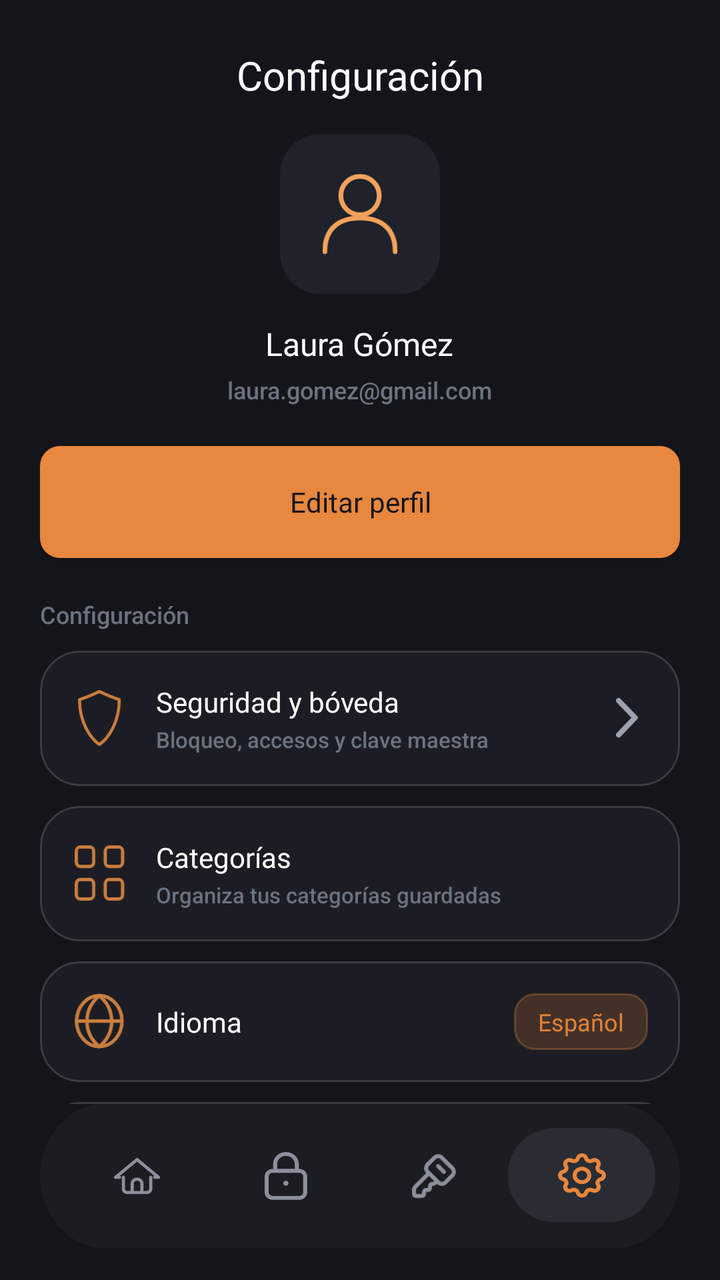
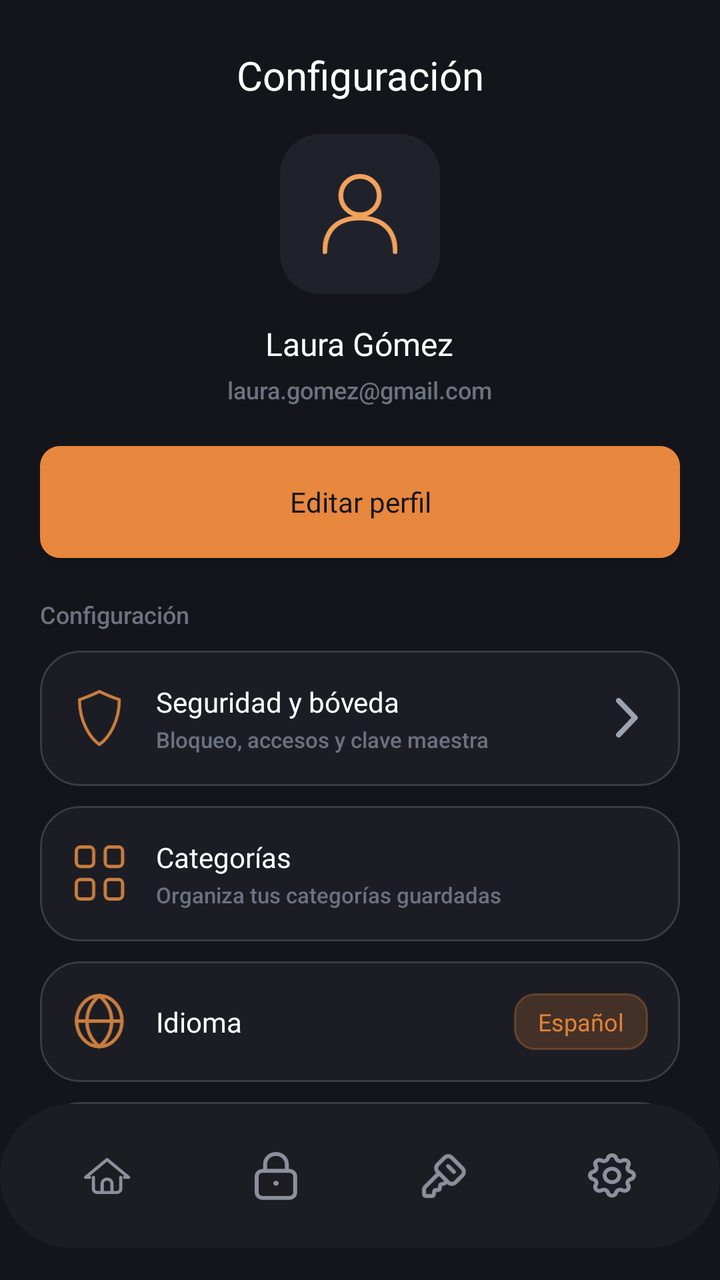

Screens rendered from an Android XML layout before and after an edit, with the pre-edit source and the edit as a unified diff.
<!-- AndroidManifest.xml: application theme Theme.MyApplication -->
<!-- res/layout/activity_settings.xml -->
<?xml version="1.0" encoding="utf-8"?>
<androidx.constraintlayout.widget.ConstraintLayout xmlns:android="http://schemas.android.com/apk/res/android"
    xmlns:app="http://schemas.android.com/apk/res-auto"
    xmlns:tools="http://schemas.android.com/tools"
    android:id="@+id/main"
    android:layout_width="match_parent"
    android:layout_height="match_parent"
    android:background="@color/bg_main"
    tools:context=".SettingsActivity">

    
    <TextView
        android:id="@+id/tvSettingsTitle"
        android:layout_width="wrap_content"
        android:layout_height="wrap_content"
        android:layout_marginTop="24dp"
        android:fontFamily="@font/inter_bold"
        android:text="Configuración"
        android:textColor="@color/text_primary"
        android:textSize="20sp"
        app:layout_constraintEnd_toEndOf="parent"
        app:layout_constraintStart_toStartOf="parent"
        app:layout_constraintTop_toTopOf="parent" />

    
    <ScrollView
        android:layout_width="0dp"
        android:layout_height="0dp"
        android:layout_marginTop="16dp"
        android:clipToPadding="false"
        android:paddingHorizontal="20dp"
        android:scrollbars="none"
        app:layout_constraintBottom_toTopOf="@id/bottomNavContainer"
        app:layout_constraintEnd_toEndOf="parent"
        app:layout_constraintStart_toStartOf="parent"
        app:layout_constraintTop_toBottomOf="@id/tvSettingsTitle">

        
        <LinearLayout
            android:layout_width="match_parent"
            android:layout_height="wrap_content"
            android:orientation="vertical"
            android:paddingBottom="200dp">

            
            <com.google.android.material.card.MaterialCardView
                android:id="@+id/cardAvatar"
                android:layout_width="80dp"
                android:layout_height="80dp"
                android:layout_gravity="center_horizontal"
                app:cardBackgroundColor="#1F222B"
                app:cardCornerRadius="20dp"
                app:cardElevation="0dp"
                app:strokeWidth="0dp">

                <ImageView
                    android:layout_width="40dp"
                    android:layout_height="40dp"
                    android:layout_gravity="center"
                    android:contentDescription="Usuario"
                    android:src="@drawable/group" />
            </com.google.android.material.card.MaterialCardView>

            <TextView
                android:id="@+id/tvUserName"
                android:layout_width="wrap_content"
                android:layout_height="wrap_content"
                android:layout_gravity="center_horizontal"
                android:layout_marginTop="14dp"
                android:fontFamily="@font/inter_bold"
                android:text="Laura Gómez"
                android:textColor="@color/text_primary"
                android:textSize="16sp" />

            <TextView
                android:id="@+id/tvUserEmail"
                android:layout_width="wrap_content"
                android:layout_height="wrap_content"
                android:layout_gravity="center_horizontal"
                android:layout_marginTop="4dp"
                android:fontFamily="sans-serif-medium"
                android:text="laura.gomez@gmail.com"
                android:textColor="@color/text_muted"
                android:textSize="12sp" />

            
            <androidx.appcompat.widget.AppCompatButton
                android:id="@+id/btnEditProfile"
                android:layout_width="match_parent"
                android:layout_height="56dp"
                android:layout_marginTop="20dp"
                android:background="@drawable/bg_primary_button"
                android:fontFamily="@font/inter_bold"
                android:text="Editar perfil"
                android:textAllCaps="false"
                android:textColor="@color/bg_main"
                android:textSize="14sp"
                app:backgroundTint="@null" />

            <TextView
                android:id="@+id/tvConfigLabel"
                android:layout_width="wrap_content"
                android:layout_height="wrap_content"
                android:layout_marginTop="20dp"
                android:fontFamily="sans-serif-medium"
                android:text="Configuración"
                android:textColor="@color/text_muted"
                android:textSize="12sp" />

            
            <com.google.android.material.card.MaterialCardView
                android:id="@+id/cardSecurity"
                android:layout_width="match_parent"
                android:layout_height="wrap_content"
                android:layout_marginTop="10dp"
                app:cardBackgroundColor="@color/bg_option_card"
                app:cardCornerRadius="20dp"
                app:cardElevation="0dp"
                app:strokeColor="@color/border_option_card"
                app:strokeWidth="1dp">

                <LinearLayout
                    android:layout_width="match_parent"
                    android:layout_height="wrap_content"
                    android:gravity="center_vertical"
                    android:orientation="horizontal"
                    android:padding="16dp">

                    <ImageView
                        android:layout_width="28dp"
                        android:layout_height="28dp"
                        android:src="@drawable/ic_settings_shield" />

                    <LinearLayout
                        android:layout_width="0dp"
                        android:layout_height="wrap_content"
                        android:layout_marginStart="14dp"
                        android:layout_weight="1"
                        android:orientation="vertical">

                        <TextView
                            android:layout_width="wrap_content"
                            android:layout_height="wrap_content"
                            android:fontFamily="@font/inter_bold"
                            android:text="Seguridad y bóveda"
                            android:textColor="@color/text_primary"
                            android:textSize="14sp" />

                        <TextView
                            android:layout_width="wrap_content"
                            android:layout_height="wrap_content"
                            android:layout_marginTop="2dp"
                            android:fontFamily="sans-serif-medium"
                            android:text="Bloqueo, accesos y clave maestra"
                            android:textColor="@color/text_muted"
                            android:textSize="11sp" />
                    </LinearLayout>

                    <ImageView
                        android:layout_width="20dp"
                        android:layout_height="20dp"
                        android:src="@drawable/ic_security_chevron" />
                </LinearLayout>
            </com.google.android.material.card.MaterialCardView>

            
            <com.google.android.material.card.MaterialCardView
                android:id="@+id/cardCategories"
                android:layout_width="match_parent"
                android:layout_height="wrap_content"
                android:layout_marginTop="10dp"
                app:cardBackgroundColor="@color/bg_option_card"
                app:cardCornerRadius="20dp"
                app:cardElevation="0dp"
                app:strokeColor="@color/border_option_card"
                app:strokeWidth="1dp">

                <LinearLayout
                    android:layout_width="match_parent"
                    android:layout_height="wrap_content"
                    android:gravity="center_vertical"
                    android:orientation="horizontal"
                    android:padding="16dp">

                    <ImageView
                        android:layout_width="28dp"
                        android:layout_height="28dp"
                        android:src="@drawable/ic_settings_categories" />

                    <LinearLayout
                        android:layout_width="0dp"
                        android:layout_height="wrap_content"
                        android:layout_marginStart="14dp"
                        android:layout_weight="1"
                        android:orientation="vertical">

                        <TextView
                            android:layout_width="wrap_content"
                            android:layout_height="wrap_content"
                            android:fontFamily="@font/inter_bold"
                            android:text="Categorías"
                            android:textColor="@color/text_primary"
                            android:textSize="14sp" />

                        <TextView
                            android:layout_width="wrap_content"
                            android:layout_height="wrap_content"
                            android:layout_marginTop="2dp"
                            android:fontFamily="sans-serif-medium"
                            android:text="Organiza tus categorías guardadas"
                            android:textColor="@color/text_muted"
                            android:textSize="11sp" />
                    </LinearLayout>
                </LinearLayout>
            </com.google.android.material.card.MaterialCardView>

            
            <com.google.android.material.card.MaterialCardView
                android:id="@+id/cardLanguage"
                android:layout_width="match_parent"
                android:layout_height="wrap_content"
                android:layout_marginTop="10dp"
                app:cardBackgroundColor="@color/bg_option_card"
                app:cardCornerRadius="20dp"
                app:cardElevation="0dp"
                app:strokeColor="@color/border_option_card"
                app:strokeWidth="1dp">

                <LinearLayout
                    android:layout_width="match_parent"
                    android:layout_height="wrap_content"
                    android:gravity="center_vertical"
                    android:orientation="horizontal"
                    android:padding="16dp">

                    <ImageView
                        android:layout_width="28dp"
                        android:layout_height="28dp"
                        android:src="@drawable/ic_settings_language" />

                    <LinearLayout
                        android:layout_width="0dp"
                        android:layout_height="wrap_content"
                        android:layout_marginStart="14dp"
                        android:layout_weight="1"
                        android:orientation="vertical">

                        <TextView
                            android:layout_width="wrap_content"
                            android:layout_height="wrap_content"
                            android:fontFamily="@font/inter_bold"
                            android:text="Idioma"
                            android:textColor="@color/text_primary"
                            android:textSize="14sp" />

                    </LinearLayout>

                    <TextView
                        android:id="@+id/tvLanguageValue"
                        android:layout_width="wrap_content"
                        android:layout_height="wrap_content"
                        android:background="@drawable/bg_chip_orange"
                        android:fontFamily="@font/inter_bold"
                        android:paddingHorizontal="12dp"
                        android:paddingVertical="6dp"
                        android:text="Español"
                        android:textColor="@color/orange_primary"
                        android:textSize="12sp" />
                </LinearLayout>
            </com.google.android.material.card.MaterialCardView>

            
            <com.google.android.material.card.MaterialCardView
                android:id="@+id/cardTheme"
                android:layout_width="match_parent"
                android:layout_height="wrap_content"
                android:layout_marginTop="10dp"
                app:cardBackgroundColor="@color/bg_option_card"
                app:cardCornerRadius="20dp"
                app:cardElevation="0dp"
                app:strokeColor="@color/border_option_card"
                app:strokeWidth="1dp">

                <LinearLayout
                    android:layout_width="match_parent"
                    android:layout_height="wrap_content"
                    android:gravity="center_vertical"
                    android:orientation="horizontal"
                    android:padding="16dp">

                    <ImageView
                        android:layout_width="28dp"
                        android:layout_height="28dp"
                        android:src="@drawable/ic_settings_moon" />

                    <LinearLayout
                        android:layout_width="0dp"
                        android:layout_height="wrap_content"
                        android:layout_marginStart="14dp"
                        android:layout_weight="1"
                        android:orientation="vertical">

                        <TextView
                            android:layout_width="wrap_content"
                            android:layout_height="wrap_content"
                            android:fontFamily="@font/inter_bold"
                            android:text="Tema oscuro"
                            android:textColor="@color/text_primary"
                            android:textSize="14sp" />

                        <TextView
                            android:layout_width="wrap_content"
                            android:layout_height="wrap_content"
                            android:layout_marginTop="2dp"
                            android:fontFamily="sans-serif-medium"
                            android:text="Activado en todo momento"
                            android:textColor="@color/text_muted"
                            android:textSize="11sp" />
                    </LinearLayout>

                    <androidx.appcompat.widget.SwitchCompat
                        android:id="@+id/switchTheme"
                        android:layout_width="wrap_content"
                        android:layout_height="wrap_content"
                        android:checked="true"
                        android:thumb="@drawable/switch_thumb"
                        app:thumbTint="@null"
                        app:track="@drawable/switch_track"
                        app:trackTint="@null" />
                </LinearLayout>
            </com.google.android.material.card.MaterialCardView>

            
            <com.google.android.material.card.MaterialCardView
                android:id="@+id/cardNotifications"
                android:layout_width="match_parent"
                android:layout_height="wrap_content"
                android:layout_marginTop="10dp"
                app:cardBackgroundColor="@color/bg_option_card"
                app:cardCornerRadius="20dp"
                app:cardElevation="0dp"
                app:strokeColor="@color/border_option_card"
                app:strokeWidth="1dp">

                <LinearLayout
                    android:layout_width="match_parent"
                    android:layout_height="wrap_content"
                    android:gravity="center_vertical"
                    android:orientation="horizontal"
                    android:padding="16dp">

                    <ImageView
                        android:layout_width="28dp"
                        android:layout_height="28dp"
                        android:src="@drawable/ic_settings_bell" />

                    <LinearLayout
                        android:layout_width="0dp"
                        android:layout_height="wrap_content"
                        android:layout_marginStart="14dp"
                        android:layout_weight="1"
                        android:orientation="vertical">

                        <TextView
                            android:layout_width="wrap_content"
                            android:layout_height="wrap_content"
                            android:fontFamily="@font/inter_bold"
                            android:text="Notificaciones"
                            android:textColor="@color/text_primary"
                            android:textSize="14sp" />

                        <TextView
                            android:layout_width="wrap_content"
                            android:layout_height="wrap_content"
                            android:layout_marginTop="2dp"
                            android:fontFamily="sans-serif-medium"
                            android:text="Alertas de actividad y accesos"
                            android:textColor="@color/text_muted"
                            android:textSize="11sp" />
                    </LinearLayout>

                    <androidx.appcompat.widget.SwitchCompat
                        android:id="@+id/switchNotifications"
                        android:layout_width="wrap_content"
                        android:layout_height="wrap_content"
                        android:checked="false"
                        android:thumb="@drawable/switch_thumb"
                        app:thumbTint="@null"
                        app:track="@drawable/switch_track"
                        app:trackTint="@null" />
                </LinearLayout>
            </com.google.android.material.card.MaterialCardView>

            
            <com.google.android.material.card.MaterialCardView
                android:id="@+id/btnLogout"
                android:layout_width="match_parent"
                android:layout_height="56dp"
                android:layout_marginTop="24dp"
                app:cardBackgroundColor="@color/bg_option_card"
                app:cardCornerRadius="28dp"
                app:cardElevation="0dp"
                app:strokeColor="@color/border_option_card"
                app:strokeWidth="1dp">

                <TextView
                    android:layout_width="match_parent"
                    android:layout_height="match_parent"
                    android:fontFamily="@font/inter_bold"
                    android:gravity="center"
                    android:text="Cerrar sesión"
                    android:textColor="@color/history_red"
                    android:textSize="14sp" />
            </com.google.android.material.card.MaterialCardView>

            <TextView
                android:id="@+id/tvVersion"
                android:layout_width="wrap_content"
                android:layout_height="wrap_content"
                android:layout_gravity="center_horizontal"
                android:layout_marginTop="12dp"
                android:fontFamily="sans-serif-medium"
                android:text="IronVault • versión 2.4.1"
                android:textColor="@color/text_muted"
                android:textSize="11sp" />

            <TextView
                android:layout_width="wrap_content"
                android:layout_height="wrap_content"
                android:layout_marginTop="2dp"
                android:fontFamily="sans-serif-medium"
                android:text="Idioma de la aplicación"
                android:textColor="@color/text_muted"
                android:textSize="11sp" />

        </LinearLayout>
    </ScrollView>

    
    <LinearLayout
        android:id="@+id/bottomNavContainer"
        android:layout_width="0dp"
        android:layout_height="72dp"
        android:layout_marginHorizontal="20dp"
        android:layout_marginBottom="16dp"
        android:background="@drawable/bg_bottom_nav"
        android:elevation="8dp"
        android:gravity="center_vertical"
        android:orientation="horizontal"
        android:paddingHorizontal="12dp"
        app:layout_constraintBottom_toBottomOf="parent"
        app:layout_constraintEnd_toEndOf="parent"
        app:layout_constraintStart_toStartOf="parent">

        
        <LinearLayout
            android:id="@+id/btnNavHome"
            android:layout_width="0dp"
            android:layout_height="48dp"
            android:layout_weight="1"
            android:clickable="true"
            android:focusable="true"
            android:gravity="center"
            android:orientation="horizontal">

            <ImageView
                android:layout_width="24dp"
                android:layout_height="24dp"
                android:src="@drawable/ic_home"
                app:tint="#8C909C" />
        </LinearLayout>

        
        <LinearLayout
            android:id="@+id/btnNavLock"
            android:layout_width="0dp"
            android:layout_height="48dp"
            android:layout_weight="1"
            android:clickable="true"
            android:focusable="true"
            android:gravity="center"
            android:orientation="horizontal">

            <ImageView
                android:layout_width="24dp"
                android:layout_height="24dp"
                android:src="@drawable/ic_lock"
                app:tint="#8C909C" />
        </LinearLayout>

        
        <LinearLayout
            android:id="@+id/btnNavKey"
            android:layout_width="0dp"
            android:layout_height="48dp"
            android:layout_weight="1"
            android:clickable="true"
            android:focusable="true"
            android:gravity="center"
            android:orientation="horizontal">

            <ImageView
                android:layout_width="24dp"
                android:layout_height="24dp"
                android:src="@drawable/ic_key"
                app:tint="#8C909C" />
        </LinearLayout>

        
        <LinearLayout
            android:id="@+id/btnNavSettings"
            android:layout_width="0dp"
            android:layout_height="48dp"
            android:layout_weight="1"
            android:background="@drawable/bg_nav_pill_active"
            android:gravity="center"
            android:orientation="horizontal">

            <ImageView
                android:layout_width="24dp"
                android:layout_height="24dp"
                android:src="@drawable/ic_settings"
                app:tint="#E8873E" />
        </LinearLayout>
    </LinearLayout>

</androidx.constraintlayout.widget.ConstraintLayout>
<!-- resources referenced by this layout -->
<resources>
  <color name="bg_main">#14151A</color>
  <color name="bg_option_card">#1C1D24</color>
  <color name="border_option_card">#3A3C44</color>
  <color name="history_red">#E55353</color>
  <color name="orange_primary">#E08238</color>
  <color name="text_muted">#6B7280</color>
  <color name="text_primary">#FFFFFF</color>
  <!-- drawable bg_bottom_nav (drawable) -->
  <vector xmlns:android="http://schemas.android.com/apk/res/android"
      android:width="372dp"
      android:height="75dp"
      android:viewportWidth="372"
      android:viewportHeight="75">
    <path
        android:pathData="M334.58,0H37.42C16.75,0 0,16.79 0,37.5C0,58.21 16.75,75 37.42,75H334.58C355.25,75 372,58.21 372,37.5C372,16.79 355.25,0 334.58,0Z"
        android:fillColor="#1C1D23"/>
  </vector>
  <!-- drawable bg_chip_orange (drawable) -->
  <?xml version="1.0" encoding="utf-8"?>
  <shape xmlns:android="http://schemas.android.com/apk/res/android"
      android:shape="rectangle">
      <solid android:color="#33E08238" />
      <stroke
          android:width="1dp"
          android:color="#4DE08238" />
      <corners android:radius="10dp" />
  </shape>
  <!-- drawable bg_nav_pill_active (drawable) -->
  <vector xmlns:android="http://schemas.android.com/apk/res/android"
      android:width="71dp"
      android:height="45dp"
      android:viewportWidth="71"
      android:viewportHeight="45">
    <path
        android:pathData="M47.816,0H22.713C10.169,0 0,9.403 0,21.001V23.212C0,34.811 10.169,44.213 22.713,44.213H47.816C60.36,44.213 70.529,34.811 70.529,23.212V21.001C70.529,9.403 60.36,0 47.816,0Z"
        android:fillColor="#292D33"/>
  </vector>
  <!-- drawable bg_primary_button (drawable) -->
  <?xml version="1.0" encoding="utf-8"?>
  <shape xmlns:android="http://schemas.android.com/apk/res/android"
      android:shape="rectangle">
      <corners android:radius="10dp" />
      <solid android:color="#E8873E" />
  </shape>
  <!-- drawable ic_security_chevron (drawable) -->
  <vector xmlns:android="http://schemas.android.com/apk/res/android"
      android:width="9dp"
      android:height="15dp"
      android:viewportWidth="9"
      android:viewportHeight="15">
    <path
        android:pathData="M1,1L7.154,7.398L1,13.796"
        android:strokeLineJoin="round"
        android:strokeWidth="2"
        android:fillColor="#00000000"
        android:strokeColor="#9CA3AF"
        android:strokeLineCap="round"/>
  </vector>
  <!-- drawable ic_settings_shield (drawable) -->
  <vector xmlns:android="http://schemas.android.com/apk/res/android"
      android:width="26dp"
      android:height="33dp"
      android:viewportWidth="26"
      android:viewportHeight="33">
    <path
        android:pathData="M12.633,0.9C16.9,2.9 20.811,4.5 24.367,5.7C24.367,18.9 17.967,28.5 12.633,32.1C7.3,28.5 0.9,18.9 0.9,5.7C4.455,4.5 8.367,2.9 12.633,0.9Z"
        android:strokeLineJoin="round"
        android:strokeWidth="1.8"
        android:fillColor="#00000000"
        android:strokeColor="#C97D3E"
        android:strokeLineCap="round"/>
  </vector>
  <!-- drawable switch_thumb (drawable) -->
  <?xml version="1.0" encoding="utf-8"?>
  <shape xmlns:android="http://schemas.android.com/apk/res/android"
      android:shape="oval">
      <solid android:color="#FFFFFF" />
      <size android:width="26dp" android:height="26dp" />
      <stroke
          android:width="2dp"
          android:color="@android:color/transparent" />
  </shape>
  <style name="Theme.MyApplication" parent="Base.Theme.MyApplication" />
  <color name="bg_icon_box">#2A2C34</color>
  <style name="Base.Theme.MyApplication" parent="Theme.Material3.DayNight.NoActionBar">
          <item name="android:windowBackground">#000000</item>
      </style>
  <!-- unchanged entries left out for length: 10 -->
</resources>

<!-- the commit's change to res/layout/activity_settings.xml (unified diff, before → after) -->
@@ -437,91 +437,106 @@
     </ScrollView>
 
     
-    <LinearLayout
+    <include
         android:id="@+id/bottomNavContainer"
+        layout="@layout/layout_bottom_nav"
         android:layout_width="0dp"
         android:layout_height="72dp"
-        android:layout_marginHorizontal="20dp"
         android:layout_marginBottom="16dp"
-        android:background="@drawable/bg_bottom_nav"
-        android:elevation="8dp"
-        android:gravity="center_vertical"
-        android:orientation="horizontal"
-        android:paddingHorizontal="12dp"
         app:layout_constraintBottom_toBottomOf="parent"
         app:layout_constraintEnd_toEndOf="parent"
-        app:layout_constraintStart_toStartOf="parent">
-
-        
-        <LinearLayout
-            android:id="@+id/btnNavHome"
-            android:layout_width="0dp"
-            android:layout_height="48dp"
-            android:layout_weight="1"
-            android:clickable="true"
-            android:focusable="true"
-            android:gravity="center"
-            android:orientation="horizontal">
-
-            <ImageView
-                android:layout_width="24dp"
-                android:layout_height="24dp"
-                android:src="@drawable/ic_home"
-                app:tint="#8C909C" />
-        </LinearLayout>
-
-        
-        <LinearLayout
-            android:id="@+id/btnNavLock"
-            android:layout_width="0dp"
-            android:layout_height="48dp"
-            android:layout_weight="1"
-            android:clickable="true"
-            android:focusable="true"
-            android:gravity="center"
-            android:orientation="horizontal">
-
-            <ImageView
-                android:layout_width="24dp"
-                android:layout_height="24dp"
-                android:src="@drawable/ic_lock"
-                app:tint="#8C909C" />
-        </LinearLayout>
-
-        
-        <LinearLayout
-            android:id="@+id/btnNavKey"
-            android:layout_width="0dp"
-            android:layout_height="48dp"
-            android:layout_weight="1"
-            android:clickable="true"
-            android:focusable="true"
-            android:gravity="center"
-            android:orientation="horizontal">
-
-            <ImageView
-                android:layout_width="24dp"
-                android:layout_height="24dp"
-                android:src="@drawable/ic_key"
-                app:tint="#8C909C" />
-        </LinearLayout>
-
-        
-        <LinearLayout
-            android:id="@+id/btnNavSettings"
-            android:layout_width="0dp"
-            android:layout_height="48dp"
-            android:layout_weight="1"
-            android:background="@drawable/bg_nav_pill_active"
-            android:gravity="center"
-            android:orientation="horizontal">
-
-            <ImageView
-                android:layout_width="24dp"
-                android:layout_height="24dp"
-                android:src="@drawable/ic_settings"
-                app:tint="#E8873E" />
-        </LinearLayout>
+        app:layout_constraintStart_toStartOf="parent" />
+
+</androidx.constraintlayout.widget.ConstraintLayout>
+<!-- res/layout/layout_bottom_nav.xml (included above) -->
+<?xml version="1.0" encoding="utf-8"?>
+<LinearLayout xmlns:android="http://schemas.android.com/apk/res/android"
+    xmlns:app="http://schemas.android.com/apk/res-auto"
+    android:id="@+id/bottomNavContainer"
+    android:layout_width="match_parent"
+    android:layout_height="72dp"
+    android:layout_marginHorizontal="24dp"
+    android:layout_marginBottom="16dp"
+    android:background="@drawable/bg_bottom_nav"
+    android:elevation="8dp"
+    android:gravity="center_vertical"
+    android:orientation="horizontal"
+    android:paddingHorizontal="12dp">
+
+    
+    <LinearLayout
+        android:id="@+id/btnNavHome"
+        android:layout_width="0dp"
+        android:layout_height="48dp"
+        android:layout_weight="1"
+        android:clickable="true"
+        android:focusable="true"
+        android:gravity="center"
+        android:orientation="horizontal">
+
+        <ImageView
+            android:id="@+id/ivNavHome"
+            android:layout_width="24dp"
+            android:layout_height="24dp"
+            android:src="@drawable/ic_home"
+            app:tint="#8C909C" />
     </LinearLayout>
 
-</androidx.constraintlayout.widget.ConstraintLayout>
+    
+    <LinearLayout
+        android:id="@+id/btnNavLock"
+        android:layout_width="0dp"
+        android:layout_height="48dp"
+        android:layout_weight="1"
+        android:clickable="true"
+        android:focusable="true"
+        android:gravity="center"
+        android:orientation="horizontal">
+
+        <ImageView
+            android:id="@+id/ivNavLock"
+            android:layout_width="24dp"
+            android:layout_height="24dp"
+            android:src="@drawable/ic_lock"
+            app:tint="#8C909C" />
+    </LinearLayout>
+
+    
+    <LinearLayout
+        android:id="@+id/btnNavKey"
+        android:layout_width="0dp"
+        android:layout_height="48dp"
+        android:layout_weight="1"
+        android:clickable="true"
+        android:focusable="true"
+        android:gravity="center"
+        android:orientation="horizontal">
+
+        <ImageView
+            android:id="@+id/ivNavKey"
+            android:layout_width="24dp"
+            android:layout_height="24dp"
+            android:src="@drawable/ic_key"
+            app:tint="#8C909C" />
+    </LinearLayout>
+
+    
+    <LinearLayout
+        android:id="@+id/btnNavSettings"
+        android:layout_width="0dp"
+        android:layout_height="48dp"
+        android:layout_weight="1"
+        android:clickable="true"
+        android:focusable="true"
+        android:gravity="center"
+        android:orientation="horizontal">
+
+        <ImageView
+            android:id="@+id/ivNavSettings"
+            android:layout_width="24dp"
+            android:layout_height="24dp"
+            android:src="@drawable/ic_settings"
+            app:tint="#8C909C" />
+    </LinearLayout>
+
+</LinearLayout>
<!-- resource entries referenced after the edit -->
@@ -27,16 +27,6 @@
           android:color="#4DE08238" />
       <corners android:radius="10dp" />
   </shape>
-  <!-- drawable bg_nav_pill_active (drawable) -->
-  <vector xmlns:android="http://schemas.android.com/apk/res/android"
-      android:width="71dp"
-      android:height="45dp"
-      android:viewportWidth="71"
-      android:viewportHeight="45">
-    <path
-        android:pathData="M47.816,0H22.713C10.169,0 0,9.403 0,21.001V23.212C0,34.811 10.169,44.213 22.713,44.213H47.816C60.36,44.213 70.529,34.811 70.529,23.212V21.001C70.529,9.403 60.36,0 47.816,0Z"
-        android:fillColor="#292D33"/>
-  </vector>
   <!-- drawable bg_primary_button (drawable) -->
   <?xml version="1.0" encoding="utf-8"?>
   <shape xmlns:android="http://schemas.android.com/apk/res/android"
